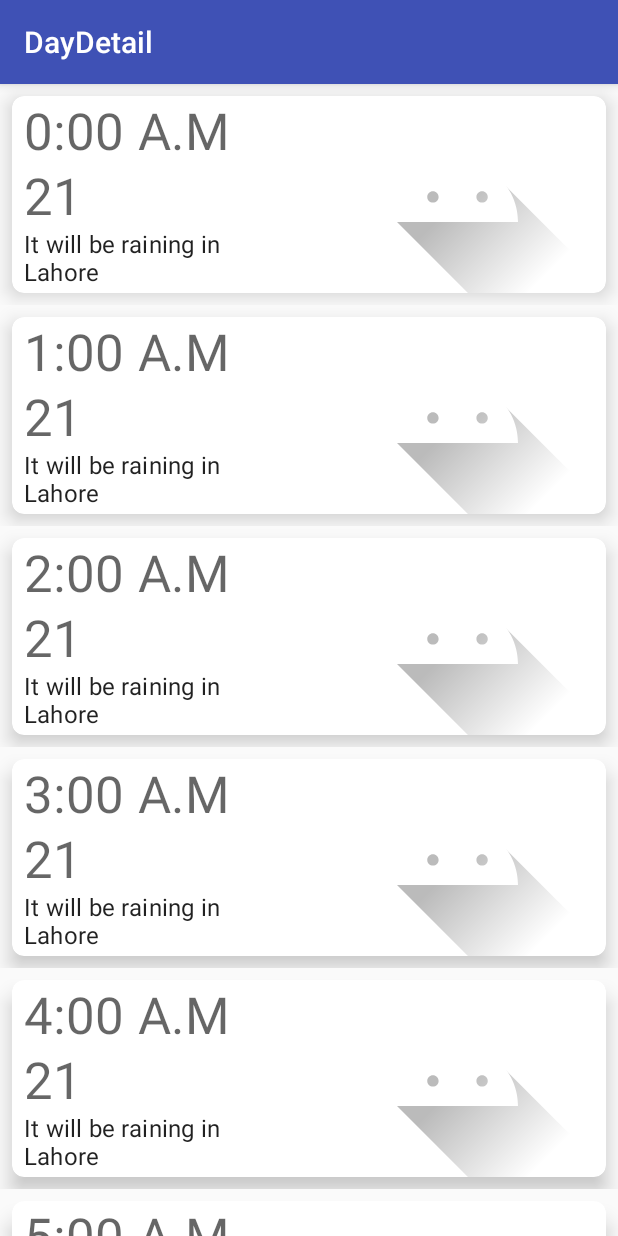
After one commit to Yahyaali1/WeatherAppTest, an Android app: the DailyDetailScreenFragment screen opened directly, with no data from a screen before it, on a phone screen of 412 x 824 dp. The commit adds this screen. Run offline under Robolectric (Android 15) with nearby library versions, the phone set to English and light mode, and no system bars; our stand-ins replace ButterKnife.

Commit message:
-ViewPager for Main Screen -CustomAdapter -ViewPager for Daily Detail Screen -CustomAdapter -Added ButterKnife -Added @Bind.View() to Calls for Views in MyAdapter, MyAdapterDayDetail, DayDetail & PageViewAdapters

```diff
--- /dev/null
+++ b/app/src/main/java/com/example/a3/testapp/DailyDetailScreenFragment.java
@@ -0,0 +1,53 @@
+package com.example.a3.testapp;
+
+import android.os.Bundle;
+import android.support.annotation.NonNull;
+import android.support.annotation.Nullable;
+import android.support.v4.app.Fragment;
+import android.support.v7.widget.LinearLayoutManager;
+import android.support.v7.widget.RecyclerView;
+import android.view.LayoutInflater;
+import android.view.View;
+import android.view.ViewGroup;
+
+import butterknife.BindView;
+import butterknife.ButterKnife;
+
+//using bindview Already
+public class DailyDetailScreenFragment extends Fragment {
+
+    @BindView(R.id.dayDetailRecycleView) RecyclerView recyclerView;
+    private RecyclerView.Adapter viewAdapter;
+    private RecyclerView.LayoutManager viewManager;
+    String [] data;
+    public DailyDetailScreenFragment(){
+      //we will use this methods to insert the data and decide the data to be displayed
+    }
+    @Nullable
+    @Override
+    public View onCreateView(@NonNull LayoutInflater inflater, @Nullable ViewGroup container, @Nullable Bundle savedInstanceState) {
+        ViewGroup rootView = (ViewGroup) inflater.inflate(R.layout.content_day_detail,container,false);
+        ButterKnife.bind(this,rootView);
+        AddData(); //set up the recyclce view for the main layout
+
+
+
+        return rootView;
+
+
+    }
+    private void AddData(){
+        data = new String[10];
+        viewAdapter = new MyAdapterDayDetail(data);
+        viewManager = new LinearLayoutManager(getContext(),1,false);
+        recyclerView.setHasFixedSize(true);
+        recyclerView.setLayoutManager(viewManager);
+        recyclerView.setAdapter(viewAdapter);
+
+        //internal View Initilized
+
+
+
+    }
+
+}
--- a/app/src/main/java/com/example/a3/testapp/DayDetail.java
+++ b/app/src/main/java/com/example/a3/testapp/DayDetail.java
@@ -1,19 +1,22 @@
 package com.example.a3.testapp;
 
+import android.content.Intent;
 import android.os.Bundle;
 import android.support.design.widget.FloatingActionButton;
 import android.support.design.widget.Snackbar;
+import android.support.v4.view.ViewPager;
 import android.support.v7.app.AppCompatActivity;
 import android.support.v7.widget.LinearLayoutManager;
 import android.support.v7.widget.RecyclerView;
 import android.support.v7.widget.Toolbar;
 import android.view.View;
 
+import butterknife.BindView;
+import butterknife.ButterKnife;
+//using bind View Already
 public class DayDetail extends AppCompatActivity {
 
-    private RecyclerView recyclerView;
-    private RecyclerView.Adapter viewAdapter;
-    private RecyclerView.LayoutManager viewManger;
+    @BindView(R.id.DayDetailViewPager) ViewPager viewPager;
     String [] data;
 
 
@@ -23,18 +26,25 @@ public class DayDetail extends AppCompatActivity {
         setContentView(R.layout.activity_day_detail);
         Toolbar toolbar = (Toolbar) findViewById(R.id.toolbarDayDetail);
         setSupportActionBar(toolbar);
-        data = new String[10];
+        Intent intent = getIntent();
+        int i = 0;
+        i=intent.getIntExtra(MainActivity.Companion.getDAY_SELECTED(),0);
 
-        viewManger = new LinearLayoutManager(this,1,false);
-        viewAdapter= new MyAdapterDayDetail(data);
-        recyclerView = (RecyclerView) findViewById(R.id.dayDetailRecycleView);
-        recyclerView.setHasFixedSize(true);
-        recyclerView.setLayoutManager(viewManger);
-        recyclerView.setAdapter(viewAdapter);
-
+        ButterKnife.bind(this);
+        //we need this intent to tell us what s=city has been selected , and what day
+        //currently on the day selected is being used
+        viewPager.setAdapter(new PageViewAdapterDayDetailScreen(getSupportFragmentManager(),7));
+        viewPager.setCurrentItem(i);
 
 
 
     }
 
+    @Override
+    public void onBackPressed() {
+        if(viewPager.getCurrentItem()==0){
+        super.onBackPressed();}else{
+            viewPager.setCurrentItem(viewPager.getCurrentItem()-1);
+        }
+    }
 }
--- a/app/src/main/java/com/example/a3/testapp/MyAdapterDayDetail.java
+++ b/app/src/main/java/com/example/a3/testapp/MyAdapterDayDetail.java
@@ -10,6 +10,9 @@ import android.widget.ImageView;
 import android.widget.LinearLayout;
 import android.widget.TextView;
 
+import butterknife.BindView;
+import butterknife.ButterKnife;
+
 public class MyAdapterDayDetail extends RecyclerView.Adapter<MyAdapterDayDetail.ViewHolder> {
     private String[] data;
     private int i = 0;
@@ -19,21 +22,17 @@ public class MyAdapterDayDetail extends RecyclerView.Adapter<MyAdapterDayDetail.
 
     public static class ViewHolder extends RecyclerView.ViewHolder {
         // each data item is just a string in this case
-        public LinearLayout linearLayout;
+        @BindView(R.id.linearLayoutDetail) LinearLayout linearLayout;
 
-        private ImageView imageView;
-        private TextView textViewTime;
-        private TextView textViewTemp;
-        private TextView textViewLabel;
+        @BindView(R.id.imageViewDetail) ImageView imageView;
+        @BindView(R.id.textViewDetailTime) TextView textViewTime;
+        @BindView(R.id.textViewDetailTemp) TextView textViewTemp;
+        @BindView(R.id.textViewDetailLabel) TextView textViewLabel;
 
 
         public ViewHolder(View v) {
             super(v);
-            linearLayout = (LinearLayout)v.findViewById(R.id.linearLayoutDetail);
-            textViewTime = (TextView)linearLayout.findViewById(R.id.textViewDetailTime);
-            textViewTemp = (TextView) linearLayout.findViewById(R.id.textViewDetailTemp);
-            textViewLabel = (TextView) linearLayout.findViewById(R.id.textViewDetailLabel);
-            imageView =(ImageView) linearLayout .findViewById(R.id.imageViewDetail);
+            ButterKnife.bind(this,v);
 
         }
 
@@ -68,6 +67,7 @@ public class MyAdapterDayDetail extends RecyclerView.Adapter<MyAdapterDayDetail.
     @Override
     public void onBindViewHolder(@NonNull MyAdapterDayDetail.ViewHolder holder, final int position) {
         //holder.getImageView().setImageResource(R.drawable.ic_launcher_background);
+        //we need to decide how we are suppose to resize the image here as well
         holder.getTextViewTime().setText(String.valueOf(i)+":00 A.M");
         holder.getTextViewTemp().setText("21");
         holder.getTextViewLabel().setText("It will be raining in Lahore");
--- /dev/null
+++ b/app/src/main/java/com/example/a3/testapp/PageViewAdapterDayDetailScreen.java
@@ -0,0 +1,36 @@
+package com.example.a3.testapp;
+
+import android.support.v4.app.Fragment;
+import android.support.v4.app.FragmentManager;
+import android.support.v4.app.FragmentStatePagerAdapter;
+
+public class PageViewAdapterDayDetailScreen extends FragmentStatePagerAdapter {
+    private int NumberOfDays;
+    public PageViewAdapterDayDetailScreen(FragmentManager fm, int Number){
+        super(fm);
+        this.NumberOfDays=Number;
+    }
+    public PageViewAdapterDayDetailScreen(FragmentManager fm) {
+        super(fm);
+    }
+
+    @Override
+    public Fragment getItem(int position) {
+        //use the position to determine which city Fragment we need to create here
+        return new DailyDetailScreenFragment();
+        //we need to pass here the info so that we can initlize the frament accrodingly
+
+    }
+
+    @Override
+    public int getCount() {
+        int count=0;
+        if(NumberOfDays==0){
+            return count;
+        }else {
+            return NumberOfDays;
+        }
+
+
+    }
+}
--- a/app/src/main/res/layout/activity_day_detail.xml
+++ b/app/src/main/res/layout/activity_day_detail.xml
@@ -1,9 +1,10 @@
 <?xml version="1.0" encoding="utf-8"?>
-<android.support.design.widget.CoordinatorLayout xmlns:android="http://schemas.android.com/apk/res/android"
+<LinearLayout xmlns:android="http://schemas.android.com/apk/res/android"
     xmlns:app="http://schemas.android.com/apk/res-auto"
     xmlns:tools="http://schemas.android.com/tools"
     android:layout_width="match_parent"
     android:layout_height="match_parent"
+    android:orientation="vertical"
     tools:context=".DayDetail">
 
     <android.support.design.widget.AppBarLayout
@@ -20,8 +21,13 @@
 
     </android.support.design.widget.AppBarLayout>
 
-    <include layout="@layout/content_day_detail" />
+    <android.support.v4.view.ViewPager
+        android:id="@+id/DayDetailViewPager"
+        android:layout_width="match_parent"
+        android:layout_height="match_parent">
+
+    </android.support.v4.view.ViewPager>
 
 
 
-</android.support.design.widget.CoordinatorLayout>
+</LinearLayout>
--- a/app/src/main/res/layout/content_main.xml
+++ b/app/src/main/res/layout/content_main.xml
@@ -1,6 +1,7 @@
 <?xml version="1.0" encoding="utf-8"?>
 <android.support.constraint.ConstraintLayout xmlns:android="http://schemas.android.com/apk/res/android"
     xmlns:app="http://schemas.android.com/apk/res-auto"
+    android:id="@+id/MainScreenLayout"
     xmlns:tools="http://schemas.android.com/tools"
     android:layout_width="match_parent"
     android:layout_height="match_parent"
```
Also changed, not shown: app/build.gradle (+5 -2 lines), app/src/main/java/com/example/a3/testapp/MainActivity.kt (+21 -22 lines), app/src/main/java/com/example/a3/testapp/MainScreenFragment.java (added, +52 -0 lines), app/src/main/java/com/example/a3/testapp/MyAdapter.java (+22 -12 lines), app/src/main/java/com/example/a3/testapp/PageViewAdapterMainScreen.java (added, +36 -0 lines), app/src/main/res/layout/activity_main.xml (+11 -10 lines).
